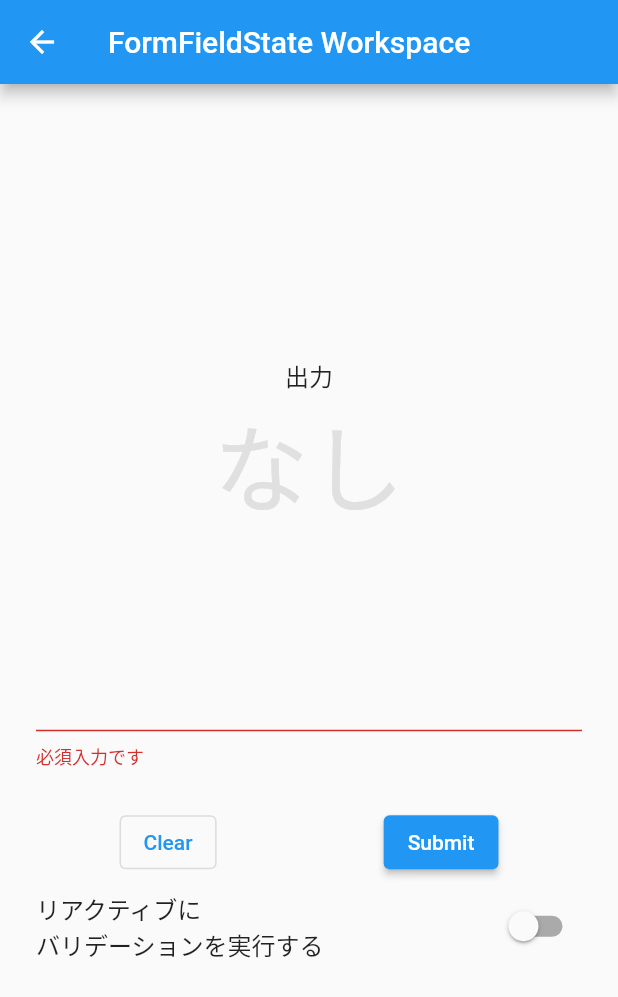
After one commit to Zudah228/flutter_workspace, a Flutter app: the FormFieldKeyWorkspacePage screen opened directly, after a tap on "Submit", on a phone screen of 412 x 824 dp. The commit adds this screen. Shown: the top 997 px of the screen. Run offline on Flutter 3.47's test engine with Material 2 defaults, Android fonts, the phone set to English and light mode, and no system bars; our stand-ins replace cloud_firestore, firebase_core, flutter_hooks, fluttertoast, freezed_annotation, hooks_riverpod and 3 more; accounts and stored records are empty.

Commit message:
FormFieldKeyとvalidatorの実装

```diff
--- /dev/null
+++ b/lib/common/utils/helper.dart
@@ -0,0 +1,12 @@
+class Helper {
+  Helper._();
+  factory Helper() => _instance;
+  static final _instance = Helper._();
+
+  Future<void> testFuture(bool isError,
+      {Duration duration = const Duration(milliseconds: 500)}) async {
+    await Future.delayed(duration);
+
+    if (isError) throw Error();
+  }
+}
--- /dev/null
+++ b/lib/pages/form_field_key_workspace/common/form_field_key_extension.dart
@@ -0,0 +1,9 @@
+import 'package:flutter/material.dart';
+
+extension FormFieldKeyExtension on GlobalKey<FormFieldState<String>> {
+  String get currentValue => currentState?.value ?? '';
+  /// Returns true if there were no errors.
+  bool validate() => currentState?.validate() ?? false;
+  void clear() => currentState?.didChange('');
+  void insert(String text) => currentState?.didChange(text);
+}
--- /dev/null
+++ b/lib/pages/form_field_key_workspace/common/form_field_key_hooks.dart
@@ -0,0 +1,6 @@
+import 'package:flutter/cupertino.dart';
+import 'package:flutter_hooks/flutter_hooks.dart';
+
+GlobalKey<FormFieldState<String>> useFormFieldKey() {
+  return useState(GlobalKey<FormFieldState<String>>()).value;
+}
--- /dev/null
+++ b/lib/pages/form_field_key_workspace/common/validator.dart
@@ -0,0 +1,45 @@
+import 'package:flutter/material.dart';
+
+@immutable
+class ValidationErrorMessages {
+  const ValidationErrorMessages({
+    this.requiredMessage = '必須入力です',
+    this.formatErrorMessage = '正しいフォーマットで入力してください',
+    this.emailErrorMessage,
+  });
+  final String requiredMessage;
+  final String formatErrorMessage;
+  final String? emailErrorMessage;
+}
+
+// TODO: パスワードの強度設定をできるようにする
+class Validator {
+  Validator._();
+  factory Validator() => _instance;
+  static final _instance = Validator._();
+
+  // 変更可能
+  ValidationErrorMessages messages = const ValidationErrorMessages();
+
+  String? requiredValidator(String? value) {
+    if (value == null || value.isEmpty) return messages.requiredMessage;
+    return null;
+  }
+
+  String? emailValidator(String? value) {
+    final message = messages.emailErrorMessage == null
+        ? messages.requiredMessage
+        : messages.formatErrorMessage;
+
+    if (value == null || _isEmailAddress(value)) {
+      return message;
+    }
+    return null;
+  }
+
+  bool _isEmailAddress(String value) {
+    return RegExp(
+      r'^[a-zA-Z0-9_.+-]+@([a-zA-Z0-9][a-zA-Z0-9-]*[a-zA-Z0-9]*\.)+[a-zA-Z]{2,}$',
+    ).hasMatch(value);
+  }
+}
--- /dev/null
+++ b/lib/pages/form_field_key_workspace/form_field_key_workspace_page.dart
@@ -0,0 +1,99 @@
+import 'package:flutter/material.dart';
+import 'package:flutter_hooks/flutter_hooks.dart';
+import 'package:flutter_workspace/pages/form_field_key_workspace/common/form_field_key_extension.dart';
+import 'package:flutter_workspace/pages/form_field_key_workspace/common/form_field_key_hooks.dart';
+import 'package:flutter_workspace/pages/form_field_key_workspace/common/validator.dart';
+
+// TODO: 実際にプロダクトで動かすイメージのページを作る
+// 案１： 一度 submit ボタンを押すと isReactive が tue になる
+// 案2: パスワードの強度チェックをする
+class FormFieldKeyWorkspacePage extends HookWidget {
+  const FormFieldKeyWorkspacePage({Key? key}) : super(key: key);
+  @override
+  Widget build(BuildContext context) {
+    final validator = Validator();
+    final formKey = useFormFieldKey();
+    final output = useState('');
+    final isReactive = useState(false);
+
+    void submit() {
+      final isValid = formKey.validate();
+      if (!isValid) return;
+
+      output.value = formKey.currentValue;
+      formKey.clear();
+    }
+
+    return Scaffold(
+      appBar: AppBar(title: const Text('FormFieldState Workspace')),
+      body: Padding(
+        padding: const EdgeInsets.all(24.0),
+        child: Column(
+          mainAxisAlignment: MainAxisAlignment.center,
+          crossAxisAlignment: CrossAxisAlignment.center,
+          children: [
+            const Text(
+              '出力',
+              style: TextStyle(fontSize: 16),
+            ),
+            output.value.isEmpty
+            ? Text(
+              'なし',
+              style: TextStyle(color: Colors.grey[300], fontSize: 64),
+            )
+            : Text(
+              output.value,
+              style: const TextStyle(fontSize: 64),
+            ),
+            const SizedBox(
+              height: 82,
+            ),
+            TextFormField(
+              key: formKey,
+              validator: validator.requiredValidator,
+              onChanged: isReactive.value ? (_) => formKey.validate() : null,
+              onFieldSubmitted: (_) => submit(),
+            ),
+            const SizedBox(
+              height: 24,
+            ),
+            Row(
+              mainAxisSize: MainAxisSize.max,
+              mainAxisAlignment: MainAxisAlignment.spaceAround,
+              children: [
+                OutlinedButton(
+                    onPressed: formKey.clear, child: const Text('Clear')),
+                ElevatedButton(
+                    onPressed: submit,
+                    child: const Text('Submit')),
+              ],
+            ),
+            const SizedBox(
+              height: 8,
+            ),
+            Row(
+              mainAxisAlignment: MainAxisAlignment.spaceBetween,
+              children: [
+                const Text(
+                  'リアクティブに\nバリデーションを実行する',
+                  style: TextStyle(fontSize: 16),
+                ),
+                Switch(
+                  value: isReactive.value,
+                  onChanged: (value) {
+                    isReactive.value = value;
+
+                    // isReactive => true への切り替えなら、変更時にバリデーションを実行して、リアクティブのように見せる。
+                    if (value) {
+                      formKey.validate();
+                    }
+                  },
+                ),
+              ],
+            ),
+          ],
+        ),
+      ),
+    );
+  }
+}
--- a/lib/pages/home_page.dart
+++ b/lib/pages/home_page.dart
@@ -1,6 +1,7 @@
 import 'package:flutter/material.dart';
 import 'package:flutter_workspace/pages/abstract_only_navigation_page.dart';
 import 'package:flutter_workspace/pages/_exports.dart';
+import 'package:flutter_workspace/pages/form_field_key_workspace/form_field_key_workspace_page.dart';
 
 @immutable
 class NavigationPage {
@@ -14,6 +15,7 @@ class MyHomePage extends AbstractOnlyNavigationPage {
       const NavigationPage(page: OverlayDialogPage(), title: '2022/1/3 自動で閉じるダイアログ'),
       NavigationPage(page: TodoPage(), title: '2022/4/20 Todoページ'),
       const NavigationPage(page: RxdartPage(), title: '2022/4/27 Rxdartページ'),
+      const NavigationPage(page: FormFieldKeyWorkspacePage(), title: '2022/6/17 FormFieldState Key ページ'),
     ]);
 
 }
```
Also changed, not shown: lib/main.dart (+4 -10 lines).
